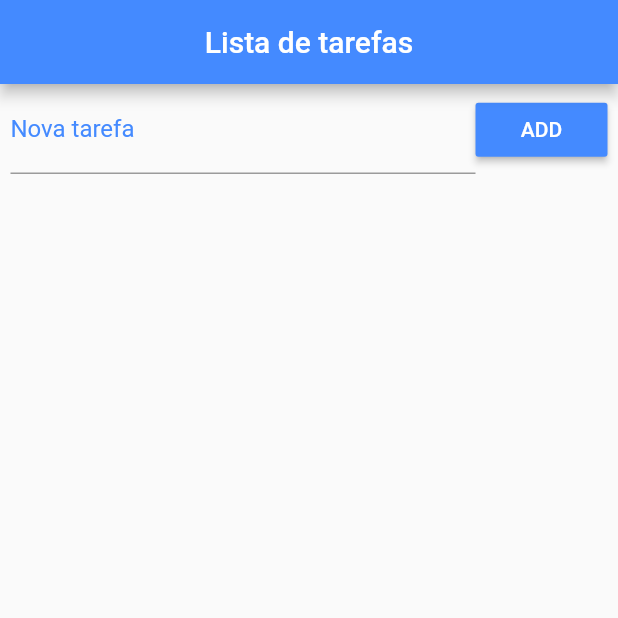
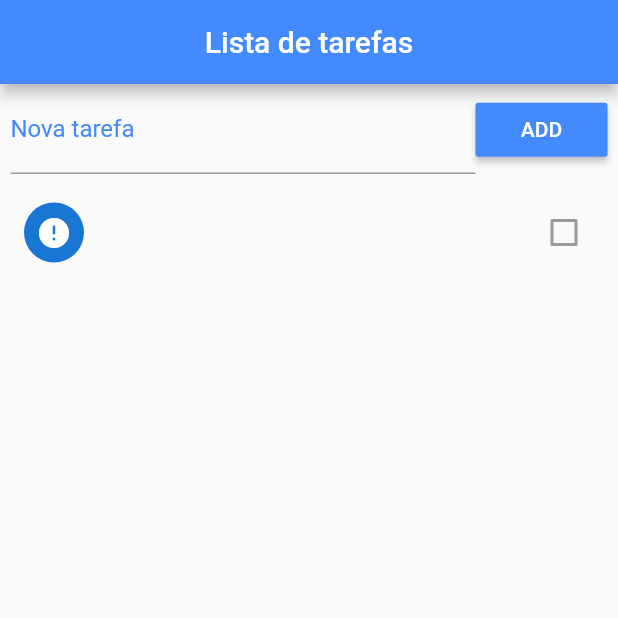
Before and after one commit to karinesobrinho/lista_de_tarefas, a Flutter app: the screen it shows after launch, after a tap on "ADD", on a phone screen of 412 x 824 dp, the top half of it. Run offline on Flutter 3.47's test engine with Material 2 defaults, Android fonts, the phone set to English and light mode, and no system bars.

Commit message:
adicionando tarefas

```diff
--- a/lib/main.dart
+++ b/lib/main.dart
@@ -17,7 +17,19 @@ class Home extends StatefulWidget {
 }
 
 class _HomeState extends State<Home> {
+  final _toDoController = TextEditingController();
+
   List _toDoList = [];
+
+  void addToDo() {
+    setState(() {
+      Map<String, dynamic> newToDo = Map();
+        newToDo['title'] = _toDoController.text;
+        _toDoController.text = '';
+        newToDo['ok'] = false;
+        _toDoList.add(newToDo);
+    });
+  }
 
   @override
   Widget build(BuildContext context) {
@@ -35,6 +47,7 @@ class _HomeState extends State<Home> {
               children: <Widget>[
                 Expanded(
                   child: TextField(
+                      controller: _toDoController,
                       decoration: InputDecoration(
                           labelText: 'Nova tarefa',
                           labelStyle: TextStyle(color: Colors.blueAccent))),
@@ -43,9 +56,8 @@ class _HomeState extends State<Home> {
                   color: Colors.blueAccent,
                   child: Text('ADD'),
                   textColor: Colors.white,
-                  onPressed: () {},
+                  onPressed: addToDo,
                 ),
-
               ],
             ),
           ),
@@ -55,15 +67,13 @@ class _HomeState extends State<Home> {
               itemCount: _toDoList.length,
               itemBuilder: (context, index) {
                 return CheckboxListTile(
-                  title: Text(_toDoList[index]['Titulo']),
-                  value: _toDoList[index]['Ok'],
-
+                  title: Text(_toDoList[index]['title']),
+                  value: _toDoList[index]['ok'],
                   secondary: CircleAvatar(
-                  child: Icon(_toDoList[index]['ok'] ?
-                    Icons.check : Icons.error
+                    child: Icon(
+                      _toDoList[index]['ok'] ? Icons.check : Icons.error),
                   ),
-                ),
-              );
+                );
               },
             ),
           )
```
